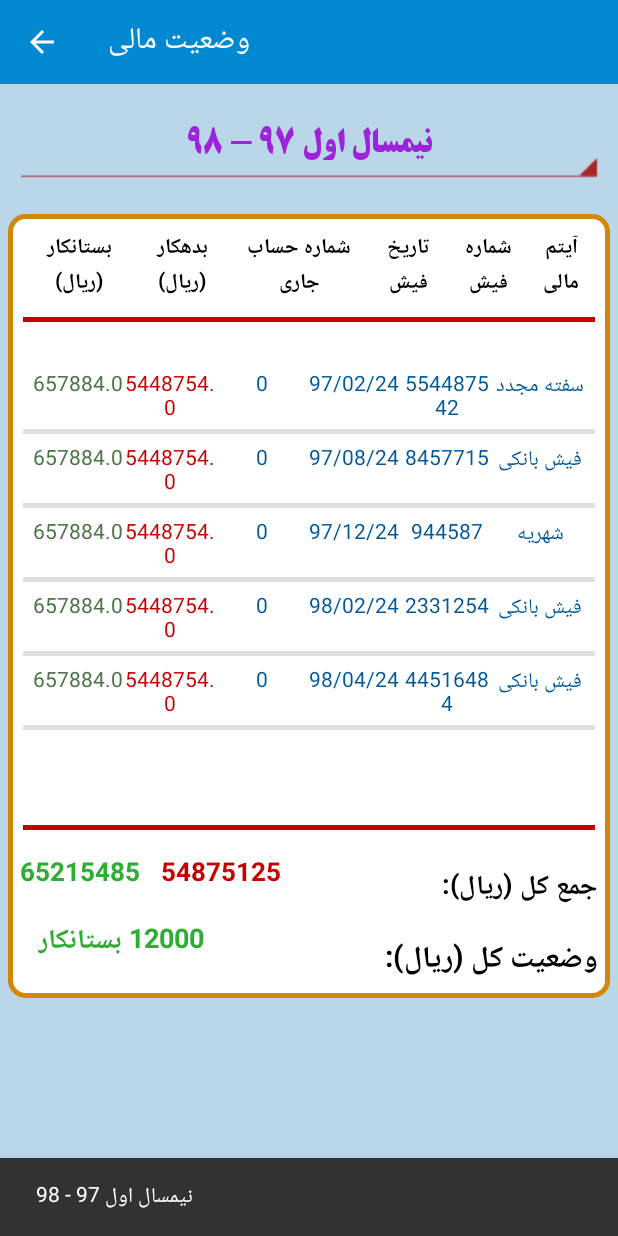
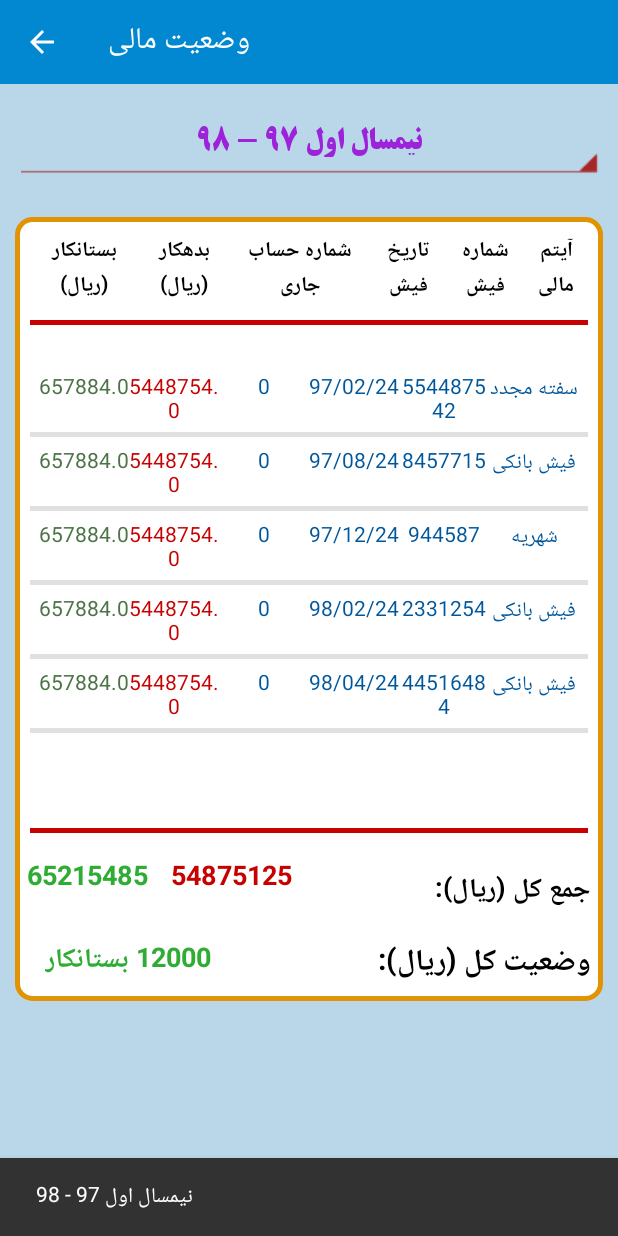
Before and after one commit to Amin397/Portal-daneshjoi, an Android app: the MainActivity screen opened directly, with no data from a screen before it, after a tap on "vaziatemali_image", on a phone screen of 412 x 824 dp. Run offline under Robolectric (Android 15) with nearby library versions, the phone set to English and light mode, and no system bars; Roboto replaces fonts that are not available here.

Commit message:
margins and paddings and textsizes are fixed

```diff
--- a/app/src/main/res/layout/activity_barname_haftegi.xml
+++ b/app/src/main/res/layout/activity_barname_haftegi.xml
@@ -18,7 +18,7 @@
     <Spinner
         android:layout_width="match_parent"
         android:layout_height="wrap_content"
-        android:layout_margin="15dp"
+        android:layout_margin="@dimen/margin_10dp"
         android:layout_below="@id/toolbar_barnamehaftegi_id"
         android:id="@+id/spn_nimsaltahsili_barnamehaftegi_id"
         style="@style/DropSpinner"
--- a/app/src/main/res/layout/activity_barname_kelasi.xml
+++ b/app/src/main/res/layout/activity_barname_kelasi.xml
@@ -17,7 +17,7 @@
 
     <Spinner
         android:id="@+id/spn_nimsaltahsili_barnamekelasi_id"
-        android:layout_margin="15dp"
+        android:layout_margin="@dimen/margin_10dp"
         android:layout_below="@id/toolbar_barnamekelasi_id"
         style="@style/DropSpinner"
         android:layout_width="match_parent"
--- a/app/src/main/res/layout/activity_karname.xml
+++ b/app/src/main/res/layout/activity_karname.xml
@@ -17,7 +17,7 @@
     <Spinner
         android:id="@+id/spn_nimsaltahsili_karname_id"
         android:layout_below="@id/toolbar_karname_id"
-        android:layout_margin="15dp"
+        android:layout_margin="@dimen/margin_10dp"
         style="@style/DropSpinner"
         android:textAlignment="center"
         android:layout_width="match_parent"
--- a/app/src/main/res/layout/activity_main.xml
+++ b/app/src/main/res/layout/activity_main.xml
@@ -33,7 +33,7 @@
                 android:layout_width="match_parent"
                 android:layout_height="wrap_content"
                 app:tabMode="fixed"
-                app:tabIndicatorColor="#E09403">
+                app:tabIndicatorColor="@color/colorAccent">
 
             </android.support.design.widget.TabLayout>
         </android.support.design.widget.AppBarLayout>
--- a/app/src/main/res/layout/activity_vaziate_mali.xml
+++ b/app/src/main/res/layout/activity_vaziate_mali.xml
@@ -16,7 +16,7 @@
         android:layout_height="?attr/actionBarSize"/>
 
     <Spinner
-        android:layout_margin="10dp"
+        android:layout_margin="@dimen/margin_10dp"
         android:textAlignment="center"
         android:layout_below="@id/toolbar_vaziat_id"
         android:id="@+id/spn_nimsaltahsili_vaziat_id"
@@ -28,22 +28,22 @@
         android:layout_width="match_parent"
         android:layout_height="match_parent"
         android:layout_below="@id/spn_nimsaltahsili_vaziat_id"
-        android:layout_marginTop="5dp">
+        android:layout_marginTop="@dimen/margin_5dp">
 
         <TableLayout
             android:id="@+id/table_layout_id"
             android:layout_width="match_parent"
             android:layout_height="200dp"
-            android:layout_gravity="right"
-            android:layout_margin="5dp"
+            android:layout_gravity="end"
+            android:layout_margin="@dimen/margin_10dp"
             android:background="@drawable/back_1">
 
             <TableRow
                 android:id="@+id/row0_id"
                 android:layout_width="match_parent"
                 android:layout_height="wrap_content"
-                android:layout_margin="5dp"
-                android:padding="5dp">
+                android:layout_margin="@dimen/margin_5dp"
+                android:padding="@dimen/padding_5dp">
 
                 <TextView
                     android:layout_width="match_parent"
@@ -51,7 +51,7 @@
                     android:layout_weight="1"
                     android:text="@string/bestankar"
                     android:textAlignment="center"
-                    android:textColor="#000"
+                    android:textColor="@color/black_color"
                     android:textStyle="bold" />
 
                 <TextView
@@ -60,16 +60,16 @@
                     android:layout_weight="1"
                     android:text="@string/bedehkar"
                     android:textAlignment="center"
-                    android:textColor="#000"
+                    android:textColor="@color/black_color"
                     android:textStyle="bold" />
 
                 <TextView
-                    android:layout_width="98dp"
+                    android:layout_width="match_parent"
                     android:layout_height="wrap_content"
                     android:layout_weight="1"
                     android:text="@string/shomarehesabjari"
                     android:textAlignment="center"
-                    android:textColor="#000"
+                    android:textColor="@color/black_color"
                     android:textStyle="bold" />
 
                 <TextView
@@ -78,7 +78,7 @@
                     android:layout_weight="1"
                     android:text="@string/tarikhfish"
                     android:textAlignment="center"
-                    android:textColor="#000"
+                    android:textColor="@color/black_color"
                     android:textStyle="bold" />
 
                 <TextView
@@ -87,7 +87,7 @@
                     android:layout_weight="1"
                     android:text="@string/shomarefish"
                     android:textAlignment="center"
-                    android:textColor="#000"
+                    android:textColor="@color/black_color"
                     android:textStyle="bold" />
 
                 <TextView
@@ -96,32 +96,33 @@
                     android:layout_weight="1"
                     android:text="@string/itemmali"
                     android:textAlignment="center"
-                    android:textColor="#000"
+                    android:textColor="@color/black_color"
                     android:textStyle="bold" />
             </TableRow>
 
             <View
                 android:layout_width="match_parent"
                 android:layout_height="3dp"
-                android:layout_marginLeft="10dp"
-                android:layout_marginRight="10dp"
-                android:layout_marginBottom="15dp"
+                android:layout_marginLeft="@dimen/margin_10dp"
+                android:layout_marginRight="@dimen/margin_10dp"
+                android:layout_marginBottom="@dimen/margin_15dp"
                 android:background="@color/red_color" />
 
             <ListView
                 android:id="@+id/list_vaziat_id"
                 android:layout_width="match_parent"
                 android:layout_height="300dp"
-                android:layout_margin="10dp"
-                android:layout_marginHorizontal="5dp"
-                android:dividerHeight="3dp" />
+                android:layout_margin="@dimen/margin_10dp"
+                android:layout_marginHorizontal="@dimen/margin_5dp"
+                android:dividerHeight="@dimen/dividerHeight_3dp"
+                tools:targetApi="o" />
 
             <View
                 android:layout_width="match_parent"
                 android:layout_height="3dp"
-                android:layout_marginLeft="10dp"
-                android:layout_marginRight="10dp"
-                android:layout_marginBottom="15dp"
+                android:layout_marginLeft="@dimen/margin_10dp"
+                android:layout_marginRight="@dimen/margin_10dp"
+                android:layout_marginBottom="@dimen/margin_15dp"
                 android:background="@color/red_color" />
 
             <RelativeLayout
@@ -132,56 +133,61 @@
                     android:layout_width="wrap_content"
                     android:layout_height="match_parent"
                     android:layout_alignParentRight="true"
-                    android:layout_margin="8dp"
+                    android:layout_margin="@dimen/margin_8dp"
                     android:id="@+id/txt_jamekol_id"
                     android:text="@string/jamekol"
                     android:textColor="@color/black_color"
-                    android:textSize="18sp"
-                    android:textStyle="bold" />
+                    android:textSize="@dimen/textsize_18sp"
+                    android:textStyle="bold"
+                    android:layout_alignParentEnd="true" />
 
                 <TextView
                     android:id="@+id/txt_sumofbestankar_id"
                     android:layout_width="wrap_content"
                     android:layout_height="match_parent"
-                    android:text="65215485"
-                    android:layout_marginLeft="8dp"
+                    android:text="@string/test01"
+                    android:layout_marginLeft="@dimen/margin_8dp"
                     android:textColor="@color/green_color"
-                    android:textSize="17sp"
-                    android:textStyle="bold" />
+                    android:textSize="@dimen/textsize_18sp"
+                    android:textStyle="bold"
+                    android:layout_marginStart="@dimen/margin_8dp" />
 
                 <TextView
                     android:id="@+id/txt_sumofbedehkar_id"
                     android:layout_width="wrap_content"
                     android:layout_height="match_parent"
-                    android:layout_marginStart="14dp"
-                    android:layout_marginLeft="14dp"
+                    android:layout_marginStart="@dimen/margin_15dp"
+                    android:layout_marginLeft="@dimen/margin_15dp"
                     android:layout_toEndOf="@+id/txt_sumofbestankar_id"
                     android:layout_toRightOf="@+id/txt_sumofbestankar_id"
-                    android:text="54875125"
+                    android:text="@string/test02"
                     android:textColor="@color/red_color"
-                    android:textSize="17sp"
+                    android:textSize="@dimen/textsize_18sp"
                     android:textStyle="bold" />
 
                 <TextView
                     android:text="@string/vaziatekol"
                     android:layout_below="@id/txt_jamekol_id"
                     android:layout_alignParentRight="true"
-                    android:layout_margin="8dp"
+                    android:layout_margin="@dimen/margin_8dp"
                     android:textColor="@color/black_color"
                     android:textStyle="bold"
-                    android:textSize="20sp"
+                    android:id="@+id/vaziatekol"
+                    android:textSize="@dimen/textsize_20sp"
                     android:layout_width="wrap_content"
-                    android:layout_height="match_parent" />
+                    android:layout_height="match_parent"
+                    android:layout_alignParentEnd="true" />
 
                 <TextView
                     android:text="@string/showvaziatekol"
-                    android:layout_below="@id/txt_sumofbestankar_id"
-                    android:layout_margin="20dp"
+                    android:layout_alignTop="@id/vaziatekol"
+                    android:layout_marginLeft="@dimen/margin_20dp"
                     android:textColor="@color/green_color"
                     android:textStyle="bold"
-                    android:textSize="18sp"
+                    android:textSize="@dimen/textsize_18sp"
                     android:layout_width="wrap_content"
-                    android:layout_height="match_parent" />
+                    android:layout_height="match_parent"
+                    android:layout_marginStart="@dimen/margin_20dp" />
             </RelativeLayout>
         </TableLayout>
     </ScrollView>
--- a/app/src/main/res/layout/list_item_namovafagh.xml
+++ b/app/src/main/res/layout/list_item_namovafagh.xml
@@ -47,7 +47,4 @@
         android:textColor="@color/colorPrimaryDark"
         android:layout_width="0dp"
         android:layout_height="wrap_content" />
-
-
-
 </LinearLayout>
--- a/app/src/main/res/layout/list_item_vaziat.xml
+++ b/app/src/main/res/layout/list_item_vaziat.xml
@@ -54,5 +54,4 @@
         android:id="@+id/txt_itemmali_id"
         android:layout_width="0dp"
         android:layout_height="wrap_content" />
-
 </LinearLayout>
--- a/app/src/main/res/layout/spinner_nimsaltahsili_close.xml
+++ b/app/src/main/res/layout/spinner_nimsaltahsili_close.xml
@@ -8,7 +8,7 @@
         android:id="@+id/txt_nimsaltahsili_id"
         android:fontFamily="@font/titr"
         android:text="@string/test_spinner"
-        android:textSize="22sp"
+        android:textSize="@dimen/textsize_20sp"
         android:textColor="@color/purple_color"
         android:textAlignment="center"
         android:layout_height="wrap_content" />
--- a/app/src/main/res/layout/spinner_nimsaltahsili_open.xml
+++ b/app/src/main/res/layout/spinner_nimsaltahsili_open.xml
@@ -8,7 +8,7 @@
         android:id="@+id/txt_nimsaltahsili_id"
         android:fontFamily="@font/titr"
         android:layout_width="match_parent"
-        android:textSize="20sp"
+        android:textSize="@dimen/textsize_20sp"
         android:textColor="@color/black_color"
         android:textAlignment="center"
         android:layout_height="40dp" />
--- a/app/src/main/res/values/colors.xml
+++ b/app/src/main/res/values/colors.xml
@@ -2,7 +2,7 @@
 <resources>
     <color name="colorPrimary">#0288D1</color>
     <color name="colorPrimaryDark">#01579B</color>
-    <color name="colorAccent">#D38708</color>
+    <color name="colorAccent">#E09403</color>
     <color name="white_color">#ffffff</color>
     <color name="black_color">#000000</color>
     <color name="purple_color">#9d22da</color>
@@ -10,4 +10,6 @@
     <color name="red_color">#C70000</color>
     <color name="green_color_Dark">#4D7448</color>
     <color name="green_color">#2EAC33</color>
+    <color name="version_color">#770000</color>
+    <color name="tnb_name_color">#000077</color>
 </resources>
--- a/app/src/main/res/values/dimens.xml
+++ b/app/src/main/res/values/dimens.xml
@@ -4,4 +4,19 @@
     <!-- Default screen margins, per the Android Design guidelines. -->
     <dimen name="activity_horizontal_margin">16dp</dimen>
     <dimen name="activity_vertical_margin">16dp</dimen>
+    <dimen name="margin_8dp">8dp</dimen>
+    <dimen name="margin_10dp">10dp</dimen>
+    <dimen name="padding_8dp">8dp</dimen>
+    <dimen name="padding_5dp">5dp</dimen>
+    <dimen name="margin_5dp">5dp</dimen>
+    <dimen name="margin_15dp">15dp</dimen>
+    <dimen name="dividerHeight_3dp">3dp</dimen>
+    <dimen name="margin_50dp">50dp</dimen>
+    <dimen name="margin_20dp">20dp</dimen>
+    <dimen name="padding_10dp">10dp</dimen>
+    <dimen name="textsize_18sp">18sp</dimen>
+    <dimen name="textsize_20sp">20sp</dimen>
+    <dimen name="textsize_26sp">26sp</dimen>
+    <dimen name="padding_15dp">15dp</dimen>
+
 </resources>
--- a/app/src/main/res/values/strings.xml
+++ b/app/src/main/res/values/strings.xml
@@ -102,4 +102,6 @@
     <string name="varizi_mablagh">مبلغ واریزی</string>
     <string name="shomaresefaresh">شماره سفارش</string>
     <string name="shenase">شناسه</string>
+    <string name="test01">65215485</string>
+    <string name="test02">54875125</string>
 </resources>
```
Also changed, not shown: app/src/main/java/com/example/portaldaneshjo/Adapter/GridViewFragmentsAdapter.java (added, +56 -0 lines), app/src/main/res/layout/activity_kart_emtehan.xml (+36 -31 lines), app/src/main/res/layout/activity_pardakht_electronic.xml (+17 -14 lines), app/src/main/res/layout/activity_pardakht_namovafagh.xml (+14 -13 lines), app/src/main/res/layout/activity_splash.xml (+8 -9 lines), app/src/main/res/layout/entekhab_vahed.xml (+0 -8 lines), app/src/main/res/layout/item_view_fragments.xml (added, +31 -0 lines), app/src/main/res/layout/navigation_header.xml (+8 -5 lines).
